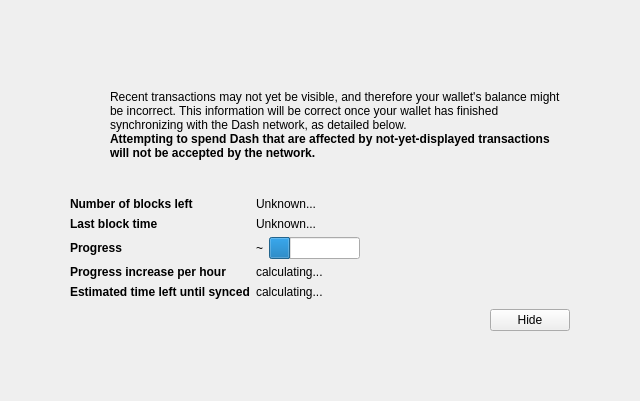
First picture: the form in src/qt/forms/modaloverlay.ui, repository coin-lobby/Coin-Lobby-Core, before the edit.
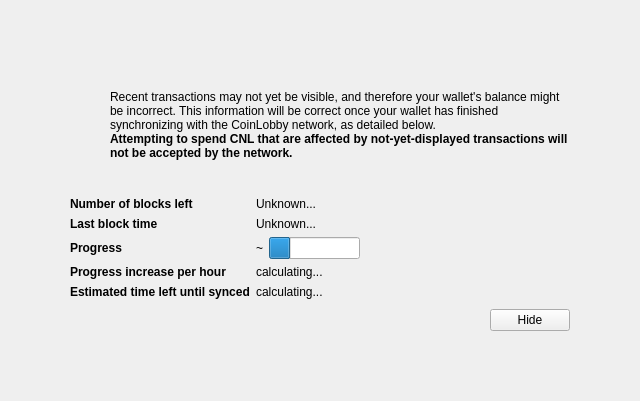
Second picture: the form after the edit. Icons and pictures are not drawn. Custom widgets are drawn as their Qt base class.

What changed in the file:
```diff
--- a/src/qt/forms/modaloverlay.ui
+++ b/src/qt/forms/modaloverlay.ui
@@ -128,7 +128,7 @@
              <item>
               <widget class="QLabel" name="infoText">
                <property name="text">
-                <string>Recent transactions may not yet be visible, and therefore your wallet's balance might be incorrect. This information will be correct once your wallet has finished synchronizing with the Dash network, as detailed below.</string>
+                <string>Recent transactions may not yet be visible, and therefore your wallet's balance might be incorrect. This information will be correct once your wallet has finished synchronizing with the CoinLobby network, as detailed below.</string>
                </property>
                <property name="textFormat">
                 <enum>Qt::RichText</enum>
@@ -147,7 +147,7 @@
                 </font>
                </property>
                <property name="text">
-                <string>Attempting to spend Dash that are affected by not-yet-displayed transactions will not be accepted by the network.</string>
+                <string>Attempting to spend CNL that are affected by not-yet-displayed transactions will not be accepted by the network.</string>
                </property>
                <property name="textFormat">
                 <enum>Qt::RichText</enum>
```
